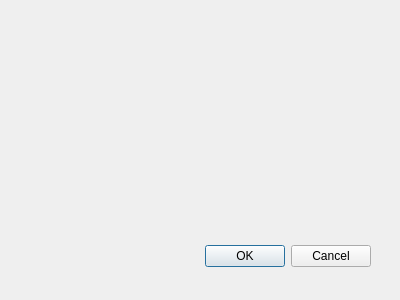
First picture: the form in login.ui, repository ParhamArmani/CS1CGroupProject, before the edit.
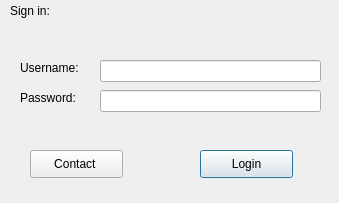
Second picture: the form after the edit.

```diff
--- a/login.ui
+++ b/login.ui
@@ -8,27 +8,96 @@
    <rect>
     <x>0</x>
     <y>0</y>
-    <width>400</width>
-    <height>300</height>
+    <width>339</width>
+    <height>203</height>
    </rect>
   </property>
   <property name="windowTitle">
    <string>Dialog</string>
   </property>
-  <widget name="buttonBox" class="QDialogButtonBox">
+  <widget class="QLabel" name="label">
+   <property name="geometry">
+    <rect>
+     <x>20</x>
+     <y>60</y>
+     <width>71</width>
+     <height>16</height>
+    </rect>
+   </property>
+   <property name="text">
+    <string>Username:</string>
+   </property>
+  </widget>
+  <widget class="QLabel" name="label_2">
+   <property name="geometry">
+    <rect>
+     <x>20</x>
+     <y>90</y>
+     <width>161</width>
+     <height>16</height>
+    </rect>
+   </property>
+   <property name="text">
+    <string>Password:</string>
+   </property>
+  </widget>
+  <widget class="QLineEdit" name="lineEdit">
+   <property name="geometry">
+    <rect>
+     <x>100</x>
+     <y>60</y>
+     <width>221</width>
+     <height>22</height>
+    </rect>
+   </property>
+  </widget>
+  <widget class="QLineEdit" name="lineEdit_2">
+   <property name="geometry">
+    <rect>
+     <x>100</x>
+     <y>90</y>
+     <width>221</width>
+     <height>22</height>
+    </rect>
+   </property>
+  </widget>
+  <widget class="QLabel" name="label_3">
+   <property name="geometry">
+    <rect>
+     <x>10</x>
+     <y>0</y>
+     <width>81</width>
+     <height>21</height>
+    </rect>
+   </property>
+   <property name="text">
+    <string>Sign in:</string>
+   </property>
+  </widget>
+  <widget class="QPushButton" name="pushButton">
+   <property name="geometry">
+    <rect>
+     <x>200</x>
+     <y>150</y>
+     <width>93</width>
+     <height>28</height>
+    </rect>
+   </property>
+   <property name="text">
+    <string>Login</string>
+   </property>
+  </widget>
+  <widget class="QPushButton" name="pushButton_2">
    <property name="geometry">
     <rect>
      <x>30</x>
-     <y>240</y>
-     <width>341</width>
-     <height>32</height>
+     <y>150</y>
+     <width>93</width>
+     <height>28</height>
     </rect>
    </property>
-   <property name="orientation">
-    <enum>Qt::Horizontal</enum>
-   </property>
-   <property name="standardButtons">
-    <set>QDialogButtonBox::Cancel|QDialogButtonBox::Ok</set>
+   <property name="text">
+    <string>Contact </string>
    </property>
   </widget>
  </widget>
```
Left out of the diff: 42 changed lines with no effect on the pictures.
